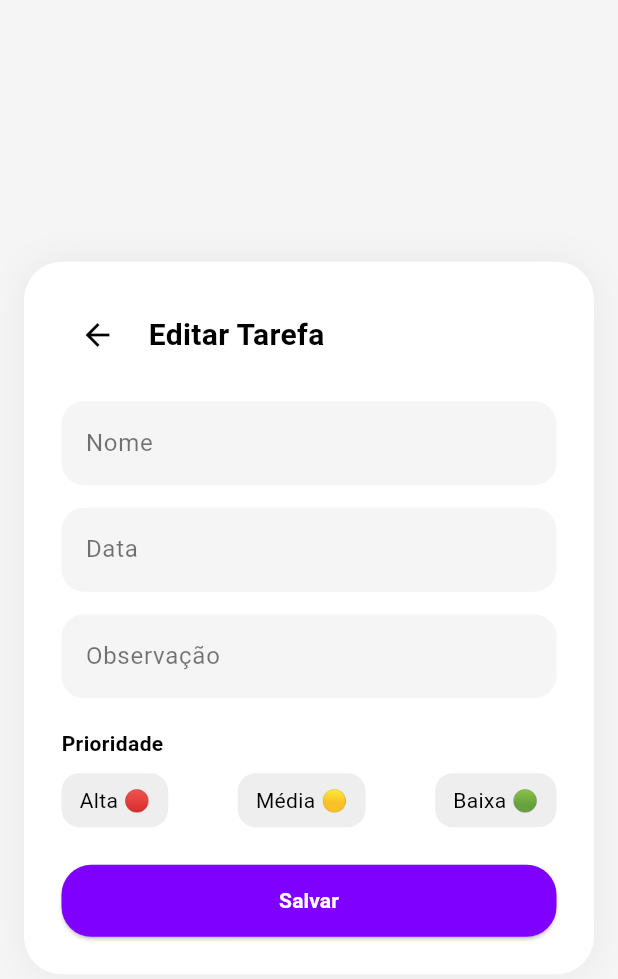
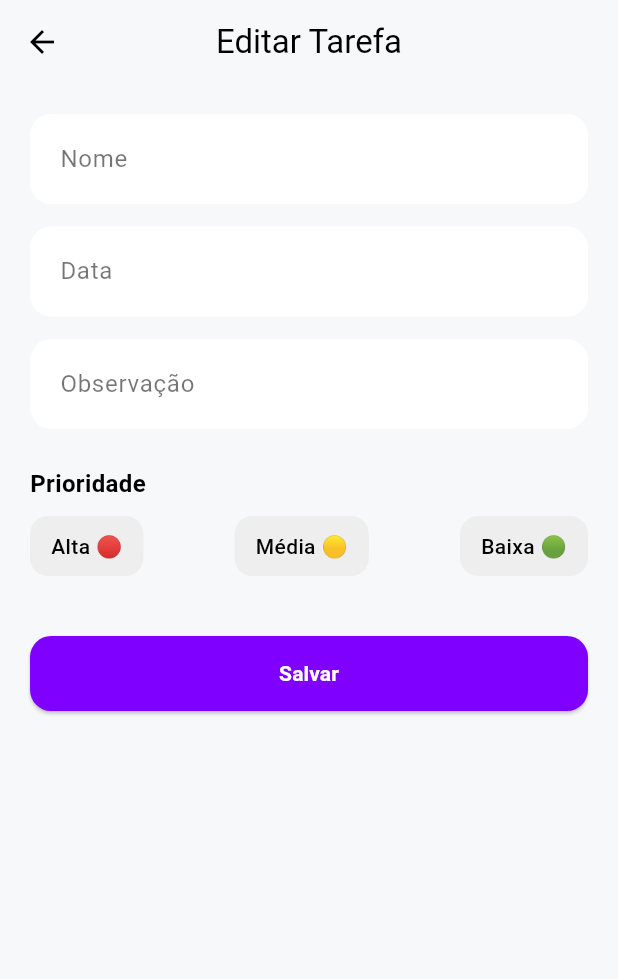
Before and after one commit to codebylari/taskmaster_app, a Flutter app: the DetalhesTarefaPage screen opened directly with empty values, after a tap on "Editar", on a phone screen of 412 x 824 dp. Shown: the top 979 px of the screen. Run offline on Flutter 3.47's test engine with Material 3 defaults, Android fonts, the phone set to English and light mode, and no system bars; our stand-ins replace shared_preferences; accounts and stored records are empty.

Commit message:
arrumeI edit

```diff
--- a/lib/screens/detalhes_tarefa_page.dart
+++ b/lib/screens/detalhes_tarefa_page.dart
@@ -10,58 +10,43 @@ class DetalhesTarefaPage extends StatelessWidget {
   @override
   Widget build(BuildContext context) {
     final theme = Theme.of(context);
+    final isDark = theme.brightness == Brightness.dark;
 
     return Scaffold(
-      // 🔥 AGORA GLOBAL
       backgroundColor: theme.scaffoldBackgroundColor,
 
-      body: Padding(
+      appBar: AppBar(
+        title: const Text("Detalhes da Tarefa"),
+        centerTitle: true,
+        elevation: 0,
+        backgroundColor: Colors.transparent,
+        foregroundColor: isDark ? Colors.white : Colors.black,
+      ),
+
+      body: SingleChildScrollView(
         padding: const EdgeInsets.all(20),
         child: Column(
           crossAxisAlignment: CrossAxisAlignment.start,
           children: [
-            const SizedBox(height: 40),
 
-            // 🔙 HEADER
-            Row(
-              children: [
-                IconButton(
-                  icon: Icon(Icons.arrow_back, color: theme.iconTheme.color),
-                  onPressed: () => Navigator.pop(context),
-                ),
-                const SizedBox(width: 10),
-                Text(
-                  "Detalhes da Tarefa",
-                  style: TextStyle(
-                    fontSize: 22,
-                    fontWeight: FontWeight.w600,
-                    color: theme.textTheme.titleLarge?.color,
-                  ),
-                ),
-              ],
-            ),
-
-            const SizedBox(height: 25),
-
-            // 💎 CARD
+            // 💎 CARD SEM BORDA (MODERNO)
             Container(
               width: double.infinity,
               padding: const EdgeInsets.all(20),
               decoration: BoxDecoration(
-                color: theme.cardColor, // 🔥 corrigido
+                color: theme.cardColor,
                 borderRadius: BorderRadius.circular(20),
 
-                // 🔥 sombra leve no light / borda no dark
-                boxShadow: [
-                  BoxShadow(
-                    color: Colors.black.withOpacity(0.05),
-                    blurRadius: 10,
-                  ),
-                ],
-
-                border: Border.all(
-                  color: theme.dividerColor,
-                ),
+                // ✅ SOMBRA INTELIGENTE
+                boxShadow: isDark
+                    ? []
+                    : [
+                        BoxShadow(
+                          color: Colors.black.withOpacity(0.05),
+                          blurRadius: 12,
+                          offset: const Offset(0, 4),
+                        ),
+                      ],
               ),
               child: Column(
                 crossAxisAlignment: CrossAxisAlignment.start,
@@ -71,12 +56,11 @@ class DetalhesTarefaPage extends StatelessWidget {
                   _info(context, "Observação", tarefa["observacao"] ?? ""),
                   _info(context, "Prioridade", tarefa["prioridade"] ?? ""),
 
-                  const SizedBox(height: 20),
+                  const SizedBox(height: 25),
 
                   Row(
                     mainAxisAlignment: MainAxisAlignment.spaceEvenly,
                     children: [
-                      // ✏️ EDITAR
                       _Botao("Editar", Colors.blue, () async {
                         final resultado = await Navigator.push(
                           context,
@@ -91,12 +75,11 @@ class DetalhesTarefaPage extends StatelessWidget {
                         }
                       }),
 
-                      // 🗑️ EXCLUIR
                       _Botao("Excluir", Colors.red, () async {
                         final confirmar = await showDialog(
                           context: context,
                           builder: (_) => AlertDialog(
-                            backgroundColor: theme.cardColor, // 🔥 dark
+                            backgroundColor: theme.cardColor,
                             title: Text(
                               "Excluir tarefa",
                               style: TextStyle(
@@ -136,10 +119,11 @@ class DetalhesTarefaPage extends StatelessWidget {
               ),
             ),
 
-            const SizedBox(height: 30),
+            const SizedBox(height: 40),
 
-            // 🚀 FOCO
-            Center(
+            // 🚀 BOTÃO FOCO
+            SizedBox(
+              width: double.infinity,
               child: GestureDetector(
                 onTap: () {
                   Navigator.push(
@@ -150,16 +134,15 @@ class DetalhesTarefaPage extends StatelessWidget {
                   );
                 },
                 child: Container(
-                  padding: const EdgeInsets.symmetric(
-                      horizontal: 30, vertical: 14),
+                  padding: const EdgeInsets.symmetric(vertical: 16),
                   decoration: BoxDecoration(
                     gradient: const LinearGradient(
                       colors: [Color(0xFF7F00FF), Color(0xFFE100FF)],
                     ),
-                    borderRadius: BorderRadius.circular(30),
+                    borderRadius: BorderRadius.circular(16),
                   ),
                   child: const Row(
-                    mainAxisSize: MainAxisSize.min,
+                    mainAxisAlignment: MainAxisAlignment.center,
                     children: [
                       Icon(Icons.play_arrow, color: Colors.white),
                       SizedBox(width: 8),
@@ -168,6 +151,7 @@ class DetalhesTarefaPage extends StatelessWidget {
                         style: TextStyle(
                           color: Colors.white,
                           fontWeight: FontWeight.w600,
+                          fontSize: 16,
                         ),
                       ),
                     ],
@@ -185,10 +169,13 @@ class DetalhesTarefaPage extends StatelessWidget {
     final theme = Theme.of(context);
 
     return Padding(
-      padding: const EdgeInsets.only(bottom: 10),
+      padding: const EdgeInsets.only(bottom: 12),
       child: RichText(
         text: TextSpan(
-          style: TextStyle(color: theme.textTheme.bodyMedium?.color),
+          style: TextStyle(
+            color: theme.textTheme.bodyMedium?.color,
+            fontSize: 15,
+          ),
           children: [
             TextSpan(
               text: "$titulo: ",
@@ -219,7 +206,7 @@ class _Botao extends StatelessWidget {
         elevation: 0,
         padding: const EdgeInsets.symmetric(horizontal: 22, vertical: 12),
         shape: RoundedRectangleBorder(
-          borderRadius: BorderRadius.circular(20),
+          borderRadius: BorderRadius.circular(14),
         ),
       ),
       child: Text(
--- a/lib/screens/editar_tarefa_page.dart
+++ b/lib/screens/editar_tarefa_page.dart
@@ -56,72 +56,40 @@ class _EditarTarefaPageState extends State<EditarTarefaPage> {
 
   @override
   Widget build(BuildContext context) {
-
-    // ✅ DETECTA SE ESTÁ EM DARK MODE
     final isDark = Theme.of(context).brightness == Brightness.dark;
 
     return Scaffold(
       backgroundColor:
-          isDark ? const Color(0xFF121212) : const Color(0xFFF5F5F5),
+          isDark ? const Color(0xFF121212) : const Color(0xFFF7F8FA),
 
-      body: Center(
-        child: Container(
-          width: 380,
-          padding: const EdgeInsets.all(25),
-          decoration: BoxDecoration(
-            color:
-                isDark ? const Color(0xFF1E1E1E) : Colors.white,
-            borderRadius: BorderRadius.circular(25),
-            boxShadow: [
-              BoxShadow(
-                color: Colors.black.withOpacity(isDark ? 0.6 : 0.05),
-                blurRadius: 20,
-              )
-            ],
+      // ✅ APPBAR PADRÃO (igual outras telas)
+      appBar: AppBar(
+        title: const Text("Editar Tarefa"),
+        centerTitle: true,
+        elevation: 0,
+        backgroundColor: Colors.transparent,
+        foregroundColor: isDark ? Colors.white : Colors.black,
       ),
 
+      body: SingleChildScrollView(
+        padding: const EdgeInsets.all(20),
         child: Column(
-            mainAxisSize: MainAxisSize.min,
+          crossAxisAlignment: CrossAxisAlignment.start,
           children: [
-              Row(
-                children: [
-                  IconButton(
-                    onPressed: () => Navigator.pop(context),
-                    icon: Icon(
-                      Icons.arrow_back,
-                      color: isDark ? Colors.white : Colors.black,
-                    ),
-                  ),
-                  const SizedBox(width: 10),
-                  Text(
-                    "Editar Tarefa",
-                    style: TextStyle(
-                      fontSize: 20,
-                      fontWeight: FontWeight.w600,
-                      color: isDark ? Colors.white : Colors.black,
-                    ),
-                  ),
-                ],
-              ),
-
-              const SizedBox(height: 20),
-
             campo("Nome", nomeController, isDark),
             const SizedBox(height: 15),
             campo("Data", dataController, isDark),
             const SizedBox(height: 15),
             campo("Observação", obsController, isDark),
 
-              const SizedBox(height: 20),
+            const SizedBox(height: 25),
 
-              Align(
-                alignment: Alignment.centerLeft,
-                child: Text(
+            Text(
               "Prioridade",
               style: TextStyle(
                 fontWeight: FontWeight.bold,
+                fontSize: 16,
                 color: isDark ? Colors.white : Colors.black,
-                  ),
               ),
             ),
 
@@ -136,18 +104,18 @@ class _EditarTarefaPageState extends State<EditarTarefaPage> {
               ],
             ),
 
-              const SizedBox(height: 25),
+            const SizedBox(height: 40),
 
             SizedBox(
               width: double.infinity,
+              height: 50,
               child: ElevatedButton(
                 onPressed: salvar,
                 style: ElevatedButton.styleFrom(
-                    padding: const EdgeInsets.symmetric(vertical: 14),
+                  backgroundColor: const Color(0xFF7F00FF),
                   shape: RoundedRectangleBorder(
-                      borderRadius: BorderRadius.circular(20),
+                    borderRadius: BorderRadius.circular(14),
                   ),
-                    backgroundColor: const Color(0xFF7F00FF),
                 ),
                 child: const Text(
                   "Salvar",
@@ -159,7 +127,6 @@ class _EditarTarefaPageState extends State<EditarTarefaPage> {
               ),
             ),
           ],
-          ),
         ),
       ),
     );
@@ -178,9 +145,11 @@ class _EditarTarefaPageState extends State<EditarTarefaPage> {
         ),
         filled: true,
         fillColor:
-            isDark ? const Color(0xFF2A2A2A) : Colors.grey[100],
+            isDark ? const Color(0xFF1E1E1E) : Colors.white,
+        contentPadding:
+            const EdgeInsets.symmetric(vertical: 18, horizontal: 16),
         border: OutlineInputBorder(
-          borderRadius: BorderRadius.circular(15),
+          borderRadius: BorderRadius.circular(14),
           borderSide: BorderSide.none,
         ),
       ),
@@ -196,13 +165,14 @@ class _EditarTarefaPageState extends State<EditarTarefaPage> {
           prioridadeSelecionada = valor;
         });
       },
-      child: Container(
-        padding: const EdgeInsets.symmetric(vertical: 8, horizontal: 12),
+      child: AnimatedContainer(
+        duration: const Duration(milliseconds: 200),
+        padding: const EdgeInsets.symmetric(vertical: 10, horizontal: 14),
         decoration: BoxDecoration(
           color: selecionado
               ? corPrioridade(valor).withOpacity(0.4)
               : (isDark
-                  ? const Color(0xFF2A2A2A)
+                  ? const Color(0xFF1E1E1E)
                   : Colors.grey[200]),
           borderRadius: BorderRadius.circular(12),
         ),
@@ -210,6 +180,7 @@ class _EditarTarefaPageState extends State<EditarTarefaPage> {
           texto,
           style: TextStyle(
             color: isDark ? Colors.white : Colors.black,
+            fontWeight: FontWeight.w500,
           ),
         ),
       ),
```
Lines whose indentation alone changed are shown as unchanged.
